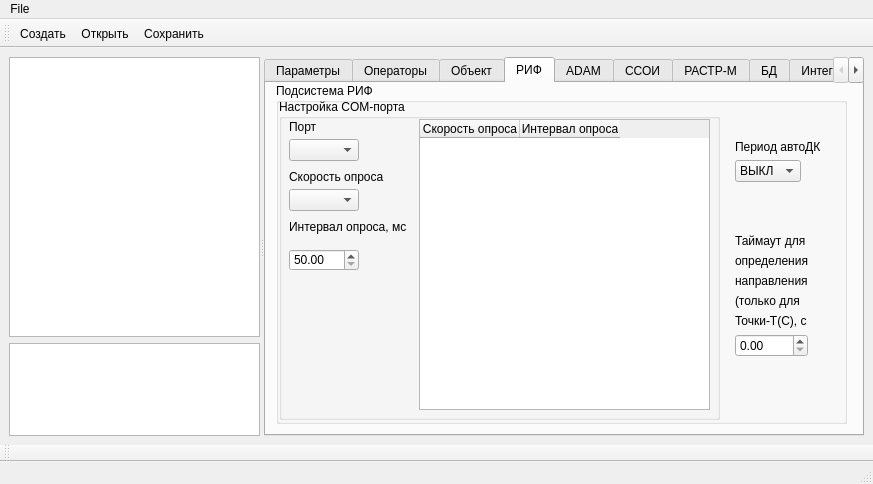
The window that m_cfg/MainWindowCFG.ui (xXRadioHeadXx/start7) describes before a commit, drawn with Qt 5.
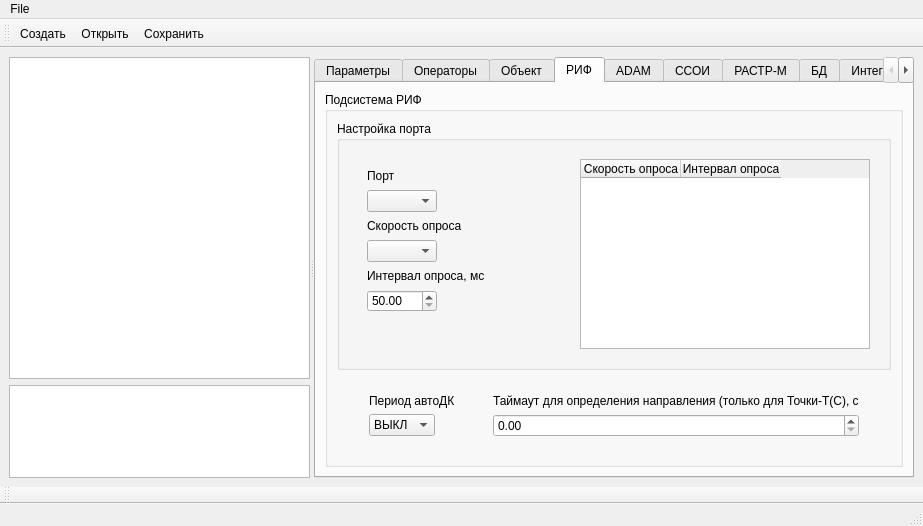
The same window after the commit. The open tabs and pages were chosen to show the change. Icons and pictures are not drawn.

The edit to the form file:
```diff
--- a/m_cfg/MainWindowCFG.ui
+++ b/m_cfg/MainWindowCFG.ui
@@ -6,8 +6,8 @@
    <rect>
     <x>0</x>
     <y>0</y>
-    <width>873</width>
-    <height>484</height>
+    <width>923</width>
+    <height>526</height>
    </rect>
   </property>
   <property name="sizePolicy">
@@ -19,7 +19,7 @@
   <property name="minimumSize">
    <size>
     <width>610</width>
-    <height>300</height>
+    <height>500</height>
    </size>
   </property>
   <property name="windowTitle">
@@ -148,6 +148,17 @@
         <attribute name="title">
          <string>Параметры</string>
         </attribute>
+        <widget class="QWidget" name="layoutWidget">
+         <property name="geometry">
+          <rect>
+           <x>9</x>
+           <y>9</y>
+           <width>164</width>
+           <height>158</height>
+          </rect>
+         </property>
+         <layout class="QVBoxLayout" name="verticalLayout_5">
+          <item>
         <widget class="QGroupBox" name="groupBox">
          <property name="geometry">
           <rect>
@@ -386,6 +397,9 @@
           </property>
          </widget>
         </widget>
+          </item>
+         </layout>
+        </widget>
        </widget>
        <widget class="QWidget" name="Operators">
         <attribute name="title">
@@ -2106,14 +2120,14 @@
         <attribute name="title">
          <string>РИФ</string>
         </attribute>
+        <layout class="QGridLayout" name="gridLayout_3">
+         <item row="0" column="0">
         <widget class="QGroupBox" name="groupBox_11">
-         <property name="geometry">
-          <rect>
-           <x>10</x>
-           <y>0</y>
-           <width>571</width>
-           <height>341</height>
-          </rect>
+           <property name="sizePolicy">
+            <sizepolicy hsizetype="Expanding" vsizetype="Expanding">
+             <horstretch>0</horstretch>
+             <verstretch>0</verstretch>
+            </sizepolicy>
          </property>
          <property name="minimumSize">
           <size>
@@ -2124,121 +2138,157 @@
          <property name="title">
           <string>Подсистема РИФ</string>
          </property>
-         <widget class="QGroupBox" name="groupBox_17">
-          <property name="geometry">
-           <rect>
-            <x>3</x>
-            <y>16</y>
-            <width>441</width>
-            <height>321</height>
-           </rect>
-          </property>
-          <property name="sizePolicy">
-           <sizepolicy hsizetype="Fixed" vsizetype="Fixed">
-            <horstretch>0</horstretch>
-            <verstretch>0</verstretch>
-           </sizepolicy>
-          </property>
-          <property name="minimumSize">
-           <size>
-            <width>172</width>
-            <height>180</height>
-           </size>
-          </property>
+           <layout class="QGridLayout" name="gridLayout_5">
+            <item row="0" column="0">
+             <widget class="QGroupBox" name="groupBox_5">
           <property name="title">
-           <string>Настройка COM-порта</string>
-          </property>
-          <widget class="QComboBox" name="RifPort_comboBox">
-           <property name="geometry">
-            <rect>
-             <x>10</x>
-             <y>40</y>
-             <width>70</width>
-             <height>22</height>
-            </rect>
-           </property>
+               <string>Настройка порта</string>
+              </property>
+              <layout class="QVBoxLayout" name="verticalLayout_3">
+               <item>
+                <widget class="QWidget" name="widget" native="true">
+                 <property name="sizePolicy">
+                  <sizepolicy hsizetype="Expanding" vsizetype="Expanding">
+                   <horstretch>0</horstretch>
+                   <verstretch>0</verstretch>
+                  </sizepolicy>
+                 </property>
+                 <layout class="QGridLayout" name="gridLayout_6">
+                  <item row="0" column="0">
+                   <widget class="QWidget" name="widget" native="true">
            <property name="sizePolicy">
-            <sizepolicy hsizetype="Fixed" vsizetype="Fixed">
+                     <sizepolicy hsizetype="Fixed" vsizetype="Expanding">
              <horstretch>0</horstretch>
              <verstretch>0</verstretch>
             </sizepolicy>
            </property>
-           <property name="minimumSize">
-            <size>
-             <width>69</width>
-             <height>22</height>
-            </size>
-           </property>
-          </widget>
+                    <layout class="QVBoxLayout" name="verticalLayout_6">
+                     <item>
           <widget class="QLabel" name="label_54">
-           <property name="geometry">
-            <rect>
-             <x>10</x>
-             <y>20</y>
-             <width>47</width>
+                       <property name="sizePolicy">
+                        <sizepolicy hsizetype="Fixed" vsizetype="Fixed">
+                         <horstretch>0</horstretch>
+                         <verstretch>0</verstretch>
+                        </sizepolicy>
+                       </property>
+                       <property name="minimumSize">
+                        <size>
+                         <width>31</width>
              <height>16</height>
-            </rect>
+                        </size>
+                       </property>
+                       <property name="maximumSize">
+                        <size>
+                         <width>31</width>
+                         <height>16</height>
+                        </size>
            </property>
            <property name="text">
             <string>Порт</string>
            </property>
           </widget>
+                     </item>
+                     <item>
+                      <widget class="QComboBox" name="RifPort_comboBox">
+                       <property name="sizePolicy">
+                        <sizepolicy hsizetype="Fixed" vsizetype="Fixed">
+                         <horstretch>0</horstretch>
+                         <verstretch>0</verstretch>
+                        </sizepolicy>
+                       </property>
+                       <property name="minimumSize">
+                        <size>
+                         <width>70</width>
+                         <height>22</height>
+                        </size>
+                       </property>
+                       <property name="maximumSize">
+                        <size>
+                         <width>70</width>
+                         <height>22</height>
+                        </size>
+                       </property>
+                      </widget>
+                     </item>
+                     <item>
           <widget class="QLabel" name="label_55">
-           <property name="geometry">
-            <rect>
-             <x>10</x>
-             <y>70</y>
-             <width>111</width>
+                       <property name="sizePolicy">
+                        <sizepolicy hsizetype="Fixed" vsizetype="Fixed">
+                         <horstretch>0</horstretch>
+                         <verstretch>0</verstretch>
+                        </sizepolicy>
+                       </property>
+                       <property name="minimumSize">
+                        <size>
+                         <width>107</width>
              <height>16</height>
-            </rect>
+                        </size>
+                       </property>
+                       <property name="maximumSize">
+                        <size>
+                         <width>107</width>
+                         <height>16</height>
+                        </size>
            </property>
            <property name="text">
             <string>Скорость опроса</string>
            </property>
           </widget>
+                     </item>
+                     <item>
           <widget class="QComboBox" name="RifPortSpeed_comboBox">
-           <property name="geometry">
-            <rect>
-             <x>10</x>
-             <y>90</y>
-             <width>70</width>
-             <height>22</height>
-            </rect>
-           </property>
            <property name="minimumSize">
             <size>
-             <width>69</width>
+                         <width>70</width>
+                         <height>22</height>
+                        </size>
+                       </property>
+                       <property name="maximumSize">
+                        <size>
+                         <width>70</width>
              <height>22</height>
             </size>
            </property>
           </widget>
+                     </item>
+                     <item>
           <widget class="QLabel" name="label_56">
-           <property name="geometry">
-            <rect>
-             <x>10</x>
-             <y>120</y>
-             <width>151</width>
-             <height>16</height>
-            </rect>
-           </property>
            <property name="sizePolicy">
             <sizepolicy hsizetype="Fixed" vsizetype="Fixed">
              <horstretch>0</horstretch>
              <verstretch>0</verstretch>
             </sizepolicy>
            </property>
+                       <property name="minimumSize">
+                        <size>
+                         <width>130</width>
+                         <height>16</height>
+                        </size>
+                       </property>
+                       <property name="maximumSize">
+                        <size>
+                         <width>130</width>
+                         <height>16</height>
+                        </size>
+                       </property>
            <property name="text">
             <string>Интервал опроса, мс</string>
            </property>
           </widget>
+                     </item>
+                     <item>
           <widget class="QDoubleSpinBox" name="RifPortInterval_doubleSpinBox">
-           <property name="geometry">
-            <rect>
-             <x>10</x>
-             <y>150</y>
+                       <property name="minimumSize">
+                        <size>
              <width>70</width>
              <height>22</height>
-            </rect>
+                        </size>
+                       </property>
+                       <property name="maximumSize">
+                        <size>
+                         <width>70</width>
+                         <height>22</height>
+                        </size>
            </property>
            <property name="minimum">
             <double>50.000000000000000</double>
@@ -2250,14 +2300,55 @@
             <double>5.000000000000000</double>
            </property>
           </widget>
+                     </item>
+                     <item>
+                      <spacer name="verticalSpacer">
+                       <property name="orientation">
+                        <enum>Qt::Vertical</enum>
+                       </property>
+                       <property name="sizeHint" stdset="0">
+                        <size>
+                         <width>20</width>
+                         <height>40</height>
+                        </size>
+                       </property>
+                      </spacer>
+                     </item>
+                    </layout>
+                   </widget>
+                  </item>
+                  <item row="0" column="1">
+                   <spacer name="horizontalSpacer_3">
+                    <property name="orientation">
+                     <enum>Qt::Horizontal</enum>
+                    </property>
+                    <property name="sizeHint" stdset="0">
+                     <size>
+                      <width>40</width>
+                      <height>20</height>
+                     </size>
+                    </property>
+                   </spacer>
+                  </item>
+                  <item row="0" column="2">
           <widget class="QTableWidget" name="tableWidget_2">
-           <property name="geometry">
-            <rect>
-             <x>140</x>
-             <y>20</y>
-             <width>291</width>
-             <height>291</height>
-            </rect>
+                    <property name="sizePolicy">
+                     <sizepolicy hsizetype="Fixed" vsizetype="Expanding">
+                      <horstretch>0</horstretch>
+                      <verstretch>0</verstretch>
+                     </sizepolicy>
+                    </property>
+                    <property name="minimumSize">
+                     <size>
+                      <width>290</width>
+                      <height>0</height>
+                     </size>
+                    </property>
+                    <property name="maximumSize">
+                     <size>
+                      <width>290</width>
+                      <height>16777215</height>
+                     </size>
            </property>
            <column>
             <property name="text">
@@ -2270,17 +2361,22 @@
             </property>
            </column>
           </widget>
-         </widget>
-         <widget class="QWidget" name="layoutWidget">
-          <property name="geometry">
-           <rect>
-            <x>450</x>
-            <y>20</y>
-            <width>114</width>
-            <height>291</height>
-           </rect>
-          </property>
-          <layout class="QVBoxLayout" name="verticalLayout_3">
+                  </item>
+                 </layout>
+                </widget>
+               </item>
+              </layout>
+             </widget>
+            </item>
+            <item row="1" column="0">
+             <widget class="QWidget" name="" native="true">
+              <property name="sizePolicy">
+               <sizepolicy hsizetype="Preferred" vsizetype="Fixed">
+                <horstretch>0</horstretch>
+                <verstretch>0</verstretch>
+               </sizepolicy>
+              </property>
+              <layout class="QHBoxLayout" name="horizontalLayout">
            <item>
             <widget class="QWidget" name="widget2" native="true">
              <property name="sizePolicy">
@@ -2355,36 +2451,14 @@
              <layout class="QVBoxLayout" name="verticalLayout">
               <item>
                <widget class="QLabel" name="label_58">
-                <property name="text">
-                 <string>Таймаут для</string>
-                </property>
-               </widget>
-              </item>
-              <item>
-               <widget class="QLabel" name="label_59">
+                    <property name="sizePolicy">
+                     <sizepolicy hsizetype="Fixed" vsizetype="Fixed">
+                      <horstretch>0</horstretch>
+                      <verstretch>0</verstretch>
+                     </sizepolicy>
+                    </property>
                 <property name="text">
-                 <string>определения</string>
-                </property>
-               </widget>
-              </item>
-              <item>
-               <widget class="QLabel" name="label_60">
-                <property name="text">
-                 <string>направления</string>
-                </property>
-               </widget>
-              </item>
-              <item>
-               <widget class="QLabel" name="label_61">
-                <property name="text">
-                 <string>(только для</string>
-                </property>
-               </widget>
-              </item>
-              <item>
-               <widget class="QLabel" name="label_62">
-                <property name="text">
-                 <string>Точки-Т(С), c</string>
+                     <string>Таймаут для определения направления (только для Точки-Т(С), c</string>
                 </property>
                </widget>
               </item>
@@ -2396,7 +2470,11 @@
            </item>
           </layout>
          </widget>
-        </widget>
+            </item>
+           </layout>
+          </widget>
+         </item>
+        </layout>
        </widget>
        <widget class="QWidget" name="Subsystem_ADAM">
         <attribute name="title">
@@ -3033,8 +3111,8 @@
     <rect>
      <x>0</x>
      <y>0</y>
-     <width>873</width>
-     <height>26</height>
+     <width>923</width>
+     <height>21</height>
     </rect>
    </property>
    <widget class="QMenu" name="menuFile">
```
Left out of the diff: 58 changed lines with no effect on the pictures. Lines whose indentation alone changed are shown as unchanged.
